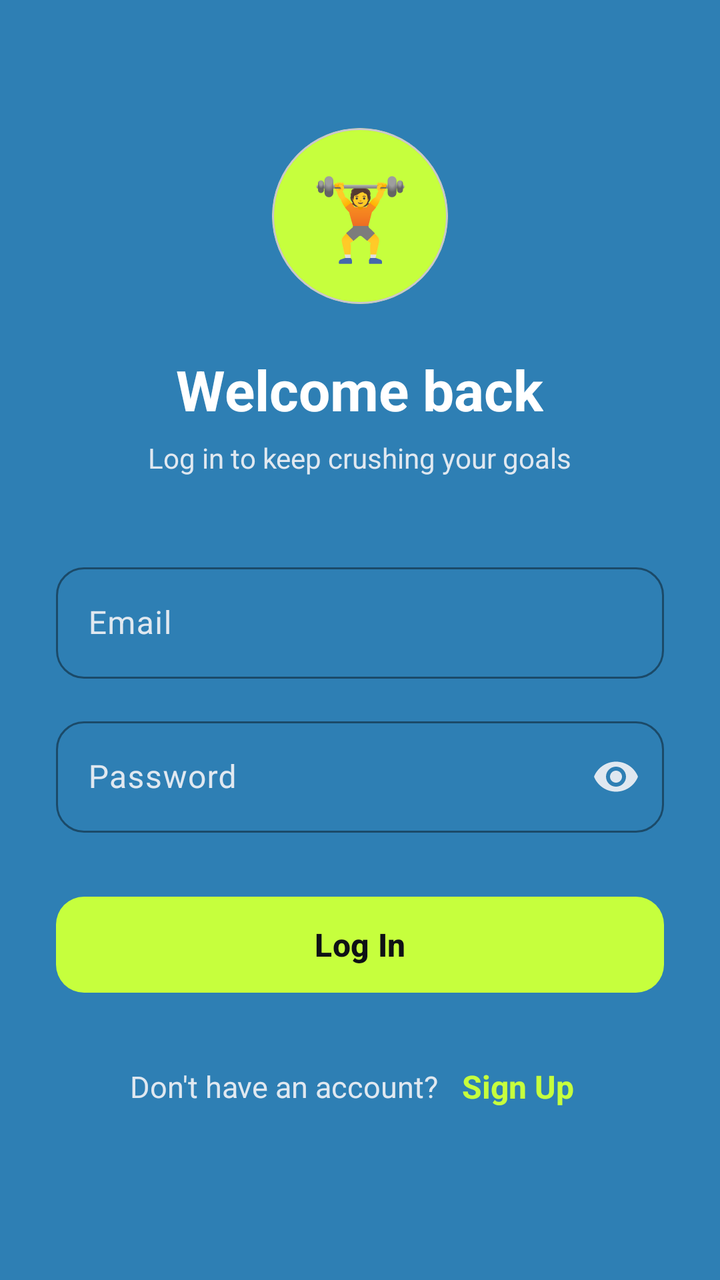
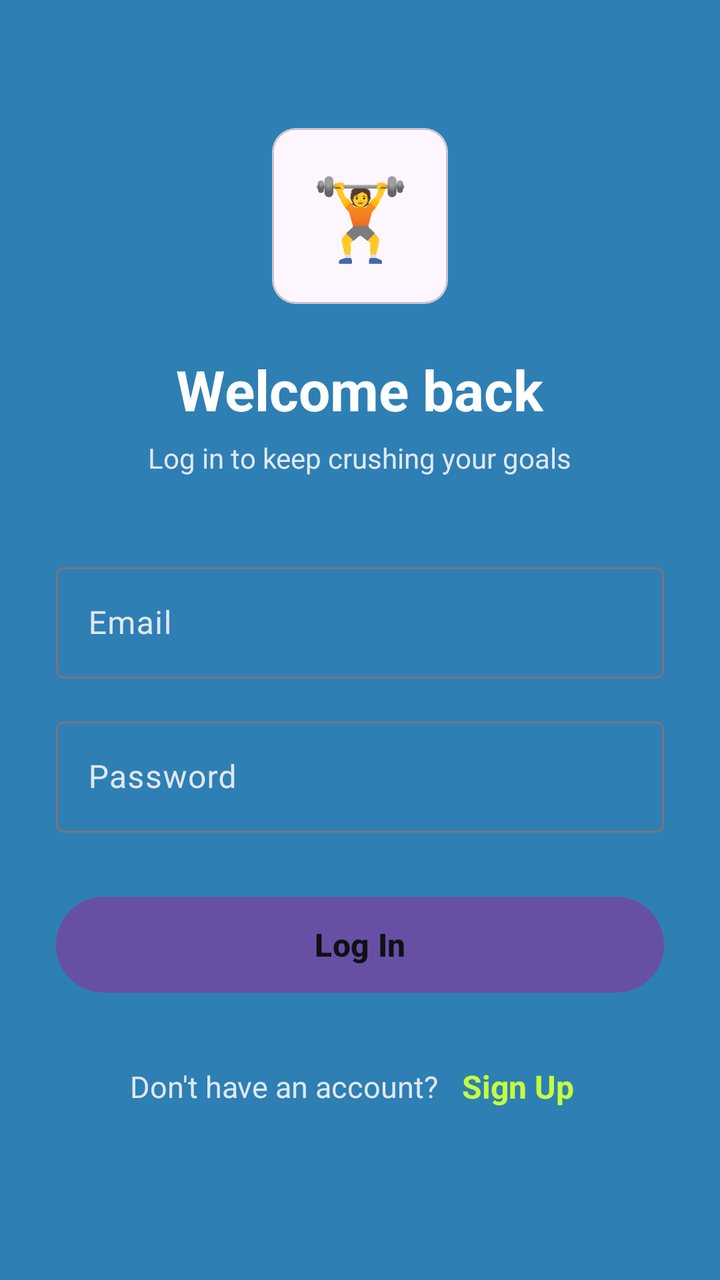

Compare the two renders of this Android layout. The source of the first and the diff that turns it into the second are given below.
<!-- AndroidManifest.xml: application theme Theme.Austria_Fojas_FitnessApp -->
<!-- res/layout/activity_login.xml -->
<?xml version="1.0" encoding="utf-8"?>
<ScrollView xmlns:android="http://schemas.android.com/apk/res/android"
    xmlns:app="http://schemas.android.com/apk/res-auto"
    xmlns:tools="http://schemas.android.com/tools"
    android:layout_width="match_parent"
    android:layout_height="match_parent"
    android:background="#2E7FB4"
    android:fillViewport="true"
    tools:context=".LoginActivity">

    <LinearLayout
        android:layout_width="match_parent"
        android:layout_height="wrap_content"
        android:gravity="center_horizontal"
        android:orientation="vertical"
        android:paddingStart="28dp"
        android:paddingTop="64dp"
        android:paddingEnd="28dp"
        android:paddingBottom="32dp">

        <com.google.android.material.card.MaterialCardView
            android:layout_width="88dp"
            android:layout_height="88dp"
            app:cardBackgroundColor="#C6FF3D"
            app:cardCornerRadius="44dp"
            app:cardElevation="0dp">

            <TextView
                android:layout_width="match_parent"
                android:layout_height="match_parent"
                android:gravity="center"
                android:text="🏋️"
                android:textSize="40sp" />
        </com.google.android.material.card.MaterialCardView>

        <TextView
            android:layout_width="wrap_content"
            android:layout_height="wrap_content"
            android:layout_marginTop="24dp"
            android:text="Welcome back"
            android:textColor="#FFFFFF"
            android:textSize="28sp"
            android:textStyle="bold" />

        <TextView
            android:layout_width="wrap_content"
            android:layout_height="wrap_content"
            android:layout_marginTop="6dp"
            android:text="Log in to keep crushing your goals"
            android:textColor="#E0E8F0"
            android:textSize="14sp" />

        <com.google.android.material.textfield.TextInputLayout
            android:id="@+id/tilEmail"
            style="@style/Widget.Material3.TextInputLayout.OutlinedBox"
            android:layout_width="match_parent"
            android:layout_height="wrap_content"
            android:layout_marginTop="40dp"
            android:hint="Email"
            android:textColorHint="#E0E8F0"
            app:boxCornerRadiusBottomEnd="14dp"
            app:boxCornerRadiusBottomStart="14dp"
            app:boxCornerRadiusTopEnd="14dp"
            app:boxCornerRadiusTopStart="14dp"
            app:boxStrokeColor="#C6FF3D"
            app:hintTextColor="#C6FF3D">

            <com.google.android.material.textfield.TextInputEditText
                android:id="@+id/etEmail"
                android:layout_width="match_parent"
                android:layout_height="wrap_content"
                android:inputType="textEmailAddress"
                android:textColor="#FFFFFF" />
        </com.google.android.material.textfield.TextInputLayout>

        <com.google.android.material.textfield.TextInputLayout
            android:id="@+id/tilPassword"
            style="@style/Widget.Material3.TextInputLayout.OutlinedBox"
            android:layout_width="match_parent"
            android:layout_height="wrap_content"
            android:layout_marginTop="16dp"
            android:hint="Password"
            android:textColorHint="#E0E8F0"
            app:boxCornerRadiusBottomEnd="14dp"
            app:boxCornerRadiusBottomStart="14dp"
            app:boxCornerRadiusTopEnd="14dp"
            app:boxCornerRadiusTopStart="14dp"
            app:boxStrokeColor="#C6FF3D"
            app:endIconMode="password_toggle"
            app:endIconTint="#E0E8F0"
            app:hintTextColor="#C6FF3D">

            <com.google.android.material.textfield.TextInputEditText
                android:id="@+id/etPassword"
                android:layout_width="match_parent"
                android:layout_height="wrap_content"
                android:inputType="textPassword"
                android:textColor="#FFFFFF" />
        </com.google.android.material.textfield.TextInputLayout>

        <com.google.android.material.button.MaterialButton
            android:id="@+id/btnLogin"
            android:layout_width="match_parent"
            android:layout_height="56dp"
            android:layout_marginTop="28dp"
            android:text="Log In"
            android:textAllCaps="false"
            android:textColor="#0F1115"
            android:textSize="16sp"
            android:textStyle="bold"
            app:backgroundTint="#C6FF3D"
            app:cornerRadius="14dp" />

        <LinearLayout
            android:layout_width="wrap_content"
            android:layout_height="wrap_content"
            android:layout_marginTop="24dp"
            android:gravity="center_vertical"
            android:orientation="horizontal">

            <TextView
                android:layout_width="wrap_content"
                android:layout_height="wrap_content"
                android:text="Don't have an account? "
                android:textColor="#E0E8F0"
                android:textSize="15sp" />

            <TextView
                android:id="@+id/tvSignUp"
                android:layout_width="wrap_content"
                android:layout_height="wrap_content"
                android:padding="8dp"
                android:text="Sign Up"
                android:textColor="#C6FF3D"
                android:textSize="16sp"
                android:textStyle="bold" />
        </LinearLayout>

    </LinearLayout>
</ScrollView>
<!-- resources referenced by this layout -->
<resources>
  <style name="Theme.Austria_Fojas_FitnessApp" parent="Base.Theme.Austria_Fojas_FitnessApp" />
  <style name="Base.Theme.Austria_Fojas_FitnessApp" parent="Theme.Material3.DayNight.NoActionBar">
          
          
      </style>
</resources>

<!-- the commit's change to res/layout/activity_login.xml (unified diff, before → after) -->
@@ -1,12 +1,13 @@
 <?xml version="1.0" encoding="utf-8"?>
 <ScrollView xmlns:android="http://schemas.android.com/apk/res/android"
-    xmlns:app="http://schemas.android.com/apk/res-auto"
+    xmlns:app="http://schemas.app/apk/res-auto"
     xmlns:tools="http://schemas.android.com/tools"
+    android:id="@+id/main"
     android:layout_width="match_parent"
     android:layout_height="match_parent"
     android:background="#2E7FB4"
     android:fillViewport="true"
-    tools:context=".LoginActivity">
+    tools:context=".Login">
 
     <LinearLayout
         android:layout_width="match_parent"
